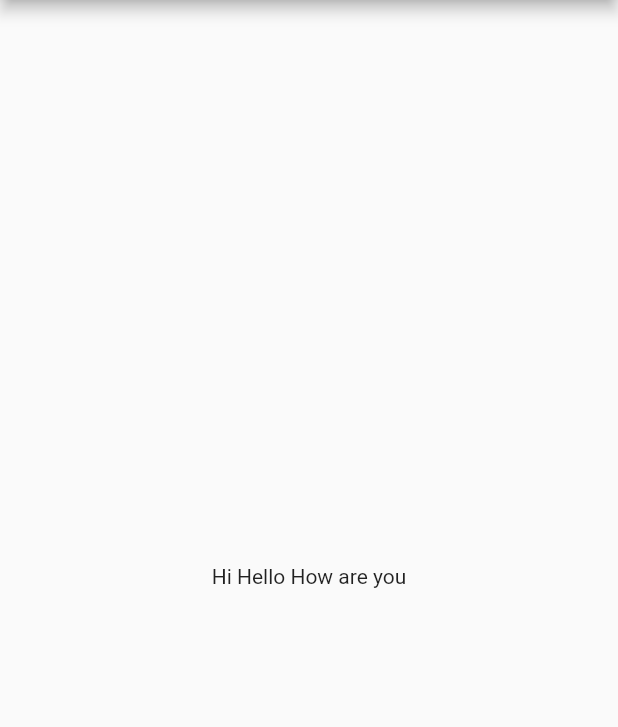
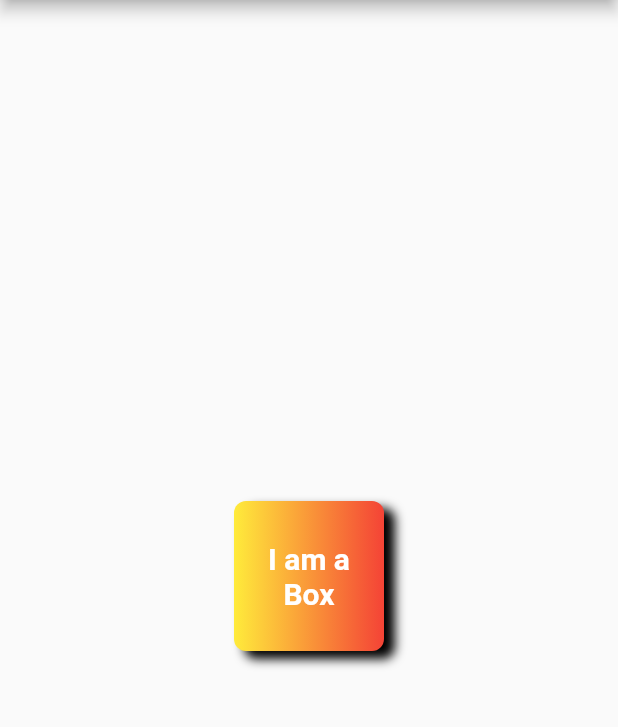
Before and after one commit to rajeshb001/sanatan-dharam, a Flutter app: the screen it shows after launch, on a phone screen of 412 x 824 dp, the part 84-811 px from its top. Run offline on Flutter 3.47's test engine with Material 2 defaults, Android fonts, the phone set to English and light mode, and no system bars.

Commit message:
Chapter 2 Completed

```diff
--- a/lib/main.dart
+++ b/lib/main.dart
@@ -14,8 +14,28 @@ class HomePage extends StatelessWidget {
       appBar: AppBar(
         title: Text('Awesome App'),
       ),
-      body: Container(
-        child: Center(child: Text('Hi Hello How are you')),
+      body: Center(
+        child: Container(
+          padding: EdgeInsets.all(8),
+          alignment: Alignment.center,
+          width: 100,
+          height: 100,
+          child: Text('I am a Box',
+            style: TextStyle(color: Colors.white, fontSize: 20, fontWeight: FontWeight.bold),
+            textAlign: TextAlign.center,
+          ),
+          decoration: BoxDecoration(
+            borderRadius: BorderRadius.circular(8),
+            boxShadow: [BoxShadow(
+              color: Colors.black,
+              blurRadius: 5,
+              offset: Offset(7.0,5.0),
+            )],
+            color: Colors.red,
+            gradient: LinearGradient(
+              colors: [Colors.yellow, Colors.red]
+            )),
+        ),
       ),
     );
   }
```
